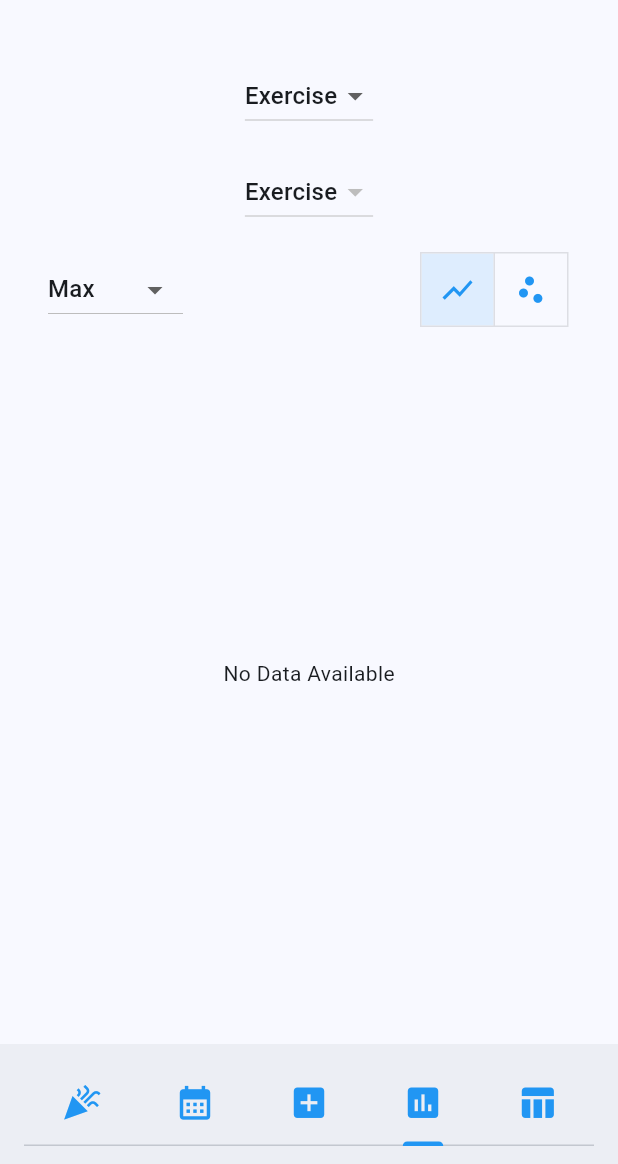
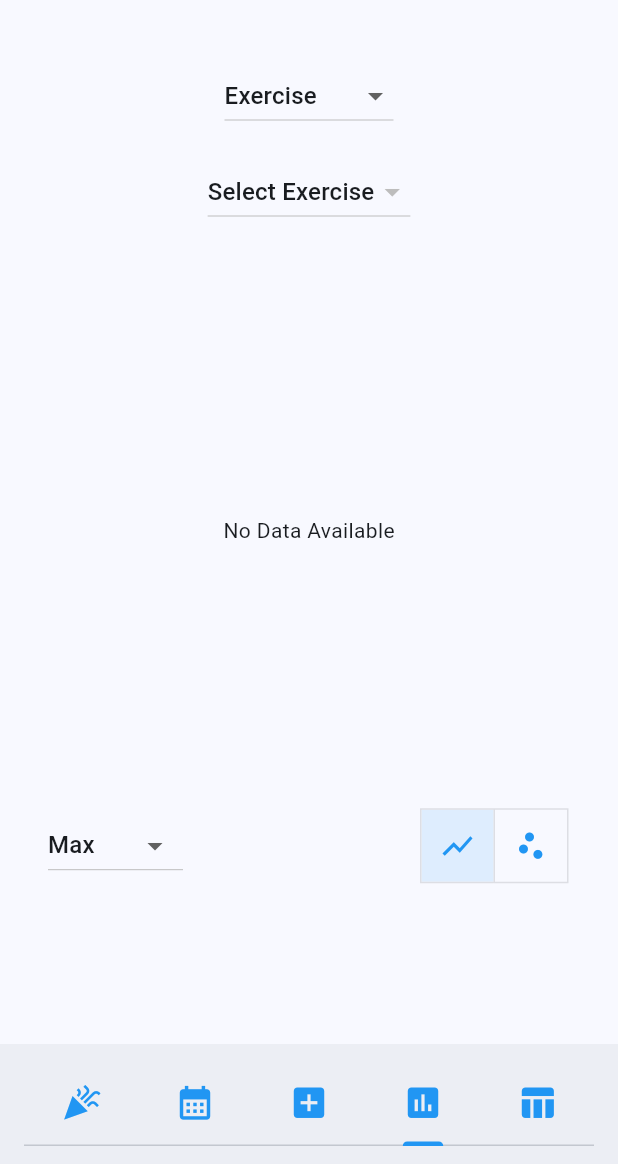
Before and after one commit to andreped/IronFlow, a Flutter app: the screen it shows after launch, swiped to page 4, on a phone screen of 412 x 824 dp, the part 72-1236 px from its top. Run offline on Flutter 3.47's test engine with Material 3 defaults, Android fonts, the phone set to English and light mode, and no system bars; our stand-ins replace fl_chart, package_info_plus, sqflite, table_calendar; accounts and stored records are empty.

Commit message:
Render plot when opening tab; moved widgets and changed styling (#209)
* Render plot when entering visualization tab with default values

* Moved some widgets below chart

* Set hints

* Fix figure height

* Allow plotting all fitness data

* Linted code

```diff
--- a/lib/tabs/visualization.dart
+++ b/lib/tabs/visualization.dart
@@ -27,7 +27,16 @@ class _VisualizationTabState extends State<VisualizationTab> {
   @override
   void initState() {
     super.initState();
-    _fetchExerciseNames();
+    _fetchExerciseNames(); // Fetch exercise names initially
+  }
+
+  @override
+  void didChangeDependencies() {
+    super.didChangeDependencies();
+    // Refresh data when the tab becomes active
+    if (_selectedExercise != null && _selectedTable.isNotEmpty) {
+      _fetchDataPoints(_selectedExercise);
+    }
   }
 
   Future<void> _fetchExerciseNames() async {
@@ -46,9 +55,18 @@ class _VisualizationTabState extends State<VisualizationTab> {
           .toList();
       setState(() {
         _exerciseNames = names;
+        if (_selectedExercise != null) {
+          _fetchDataPoints(_selectedExercise);
+        }
       });
     } catch (e) {
       print('Error fetching names: $e');
+    }
+
+    // render first exercise by default
+    if (!_exerciseNames.isEmpty) {
+      _selectedExercise = _exerciseNames.first;
+      _fetchDataPoints(_selectedExercise);
     }
   }
 
@@ -146,6 +164,11 @@ class _VisualizationTabState extends State<VisualizationTab> {
         theme.primaryChartColor; // Use primaryChartColor for lines
     final axisTextColor = theme.textTheme.bodyMedium?.color ?? Colors.black;
 
+    // Get the height of the screen
+    final screenHeight = MediaQuery.of(context).size.height;
+    // Define the maximum height for the chart as 45% of the screen height
+    final chartMaxHeight = screenHeight * 0.45;
+
     return Scaffold(
       body: Padding(
         padding: const EdgeInsets.all(16.0),
@@ -156,6 +179,19 @@ class _VisualizationTabState extends State<VisualizationTab> {
             if (_selectedTable == 'Exercise') _buildExerciseDropdown(theme),
             if (_selectedTable == 'Fitness') _buildDataTypeDropdown(theme),
             const SizedBox(height: 16.0),
+            ConstrainedBox(
+              constraints: BoxConstraints(
+                maxHeight: chartMaxHeight,
+              ),
+              child: _dataPoints.isEmpty
+                  ? Center(
+                      child: Text(
+                        'No Data Available',
+                        style: theme.textTheme.bodyMedium,
+                      ),
+                    )
+                  : _buildChart(theme, scatterColor, lineColor, axisTextColor),
+            ),
             Row(
               mainAxisAlignment: MainAxisAlignment.spaceBetween,
               children: [
@@ -171,28 +207,6 @@ class _VisualizationTabState extends State<VisualizationTab> {
               ],
             ),
             const SizedBox(height: 16.0),
-            Expanded(
-              child: _dataPoints.isEmpty
-                  ? Center(
-                      child: Text(
-                        'No Data Available',
-                        style: theme.textTheme.bodyMedium,
-                      ),
-                    )
-                  : ConstrainedBox(
-                      constraints: BoxConstraints(
-                        maxHeight: 300,
-                      ),
-                      child: Stack(
-                        children: [
-                          Positioned.fill(
-                            child: _buildChart(
-                                theme, scatterColor, lineColor, axisTextColor),
-                          ),
-                        ],
-                      ),
-                    ),
-            ),
           ],
         ),
       ),
@@ -201,6 +215,8 @@ class _VisualizationTabState extends State<VisualizationTab> {
 
   Widget _buildTableDropdown(ThemeData theme) {
     return DropdownButton<String>(
+      hint: Text('Select Table',
+          style: TextStyle(color: theme.textTheme.bodyLarge?.color)),
       value: _selectedTable,
       onChanged: (newValue) {
         if (newValue != null && newValue != _selectedTable) {
@@ -229,7 +245,7 @@ class _VisualizationTabState extends State<VisualizationTab> {
 
   Widget _buildExerciseDropdown(ThemeData theme) {
     return DropdownButton<String>(
-      hint: Text('Exercise',
+      hint: Text('Select Exercise',
           style: TextStyle(color: theme.textTheme.bodyLarge?.color)),
       value: _selectedExercise,
       onChanged: (newValue) {
@@ -237,7 +253,8 @@ class _VisualizationTabState extends State<VisualizationTab> {
           setState(() {
             _selectedExercise = newValue;
           });
-          _fetchDataPoints(newValue);
+          _fetchDataPoints(
+              newValue); // Fetch data points for the selected exercise
         }
       },
       items: _exerciseNames.map((exerciseName) {
@@ -265,7 +282,7 @@ class _VisualizationTabState extends State<VisualizationTab> {
           });
         }
       },
-      items: ['Weight', 'Reps'].map((dataType) {
+      items: ['Weight', 'Height', 'Age'].map((dataType) {
         return DropdownMenuItem<String>(
           value: dataType,
           child: Text(dataType,
```
